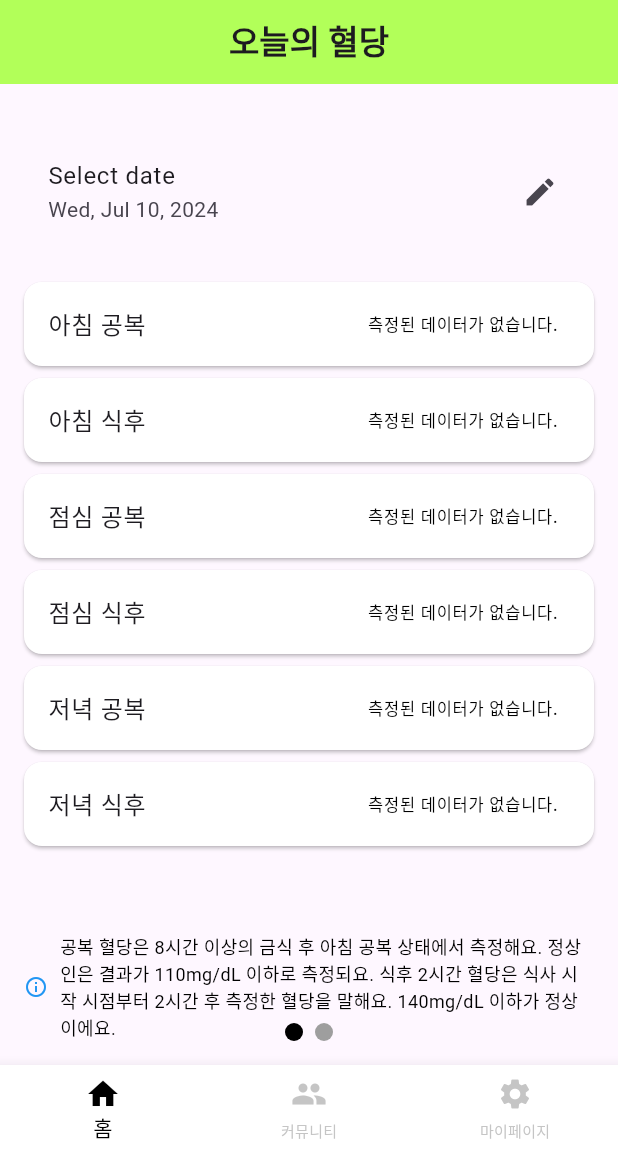
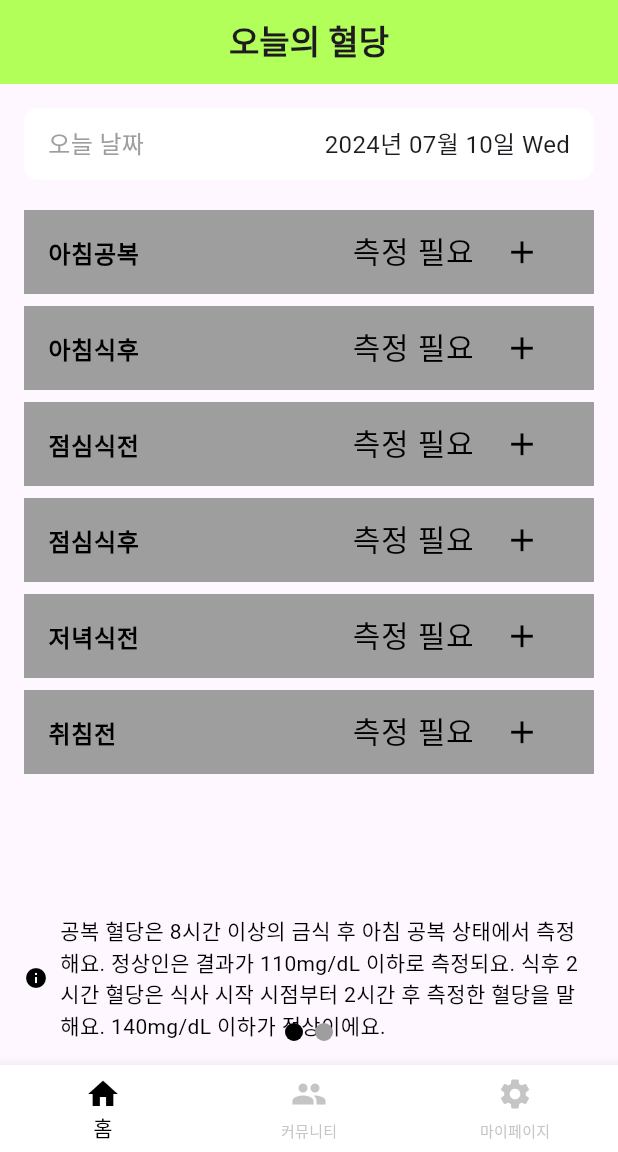
Before and after one commit to dbsgmlduf/sugarnote, a Flutter app: the screen it shows after launch, on a phone screen of 412 x 824 dp, the part 84-1236 px from its top. Run offline on Flutter 3.47's test engine with Material 3 defaults, Android fonts, the phone set to English and light mode, and no system bars; our stand-ins replace get, shared_preferences; network calls fail.

Commit message:
client 혈당 homescreen UI 변경

```diff
--- a/client/lib/detailfeature/bloodsugarpage.dart
+++ b/client/lib/detailfeature/bloodsugarpage.dart
@@ -9,23 +9,16 @@ class BloodSugarPage extends StatefulWidget {
 }
 
 class _BloodSugarPageState extends State<BloodSugarPage> {
-  DateTime selectedDate = DateTime.now();
-  Map<String, int> bloodSugarData = {
-    '아침 공복': -1,
-    '아침 식후': -1,
-    '점심 공복': -1,
-    '점심 식후': -1,
-    '저녁 공복': -1,
-    '저녁 식후': -1,
-  };
+  DateTime today = DateTime.now();
 
-  final Map<String, int> normalRanges = {
-    '아침 공복': 110,
-    '아침 식후': 140,
-    '점심 공복': 110,
-    '점심 식후': 140,
-    '저녁 공복': 110,
-    '저녁 식후': 140,
+  // 더미 데이터
+  Map<String, String?> bloodSugarData = {
+    '아침공복': null,
+    '아침식후': null,
+    '점심식전': null,
+    '점심식후': null,
+    '저녁식전': null,
+    '취침전': null,
   };
 
   @override
@@ -35,8 +28,8 @@ class _BloodSugarPageState extends State<BloodSugarPage> {
   }
 
   Future<void> _fetchBloodSugarData() async {
-    final user_no = 2; // 임시로 저장된 사용자 번호
-    final measure_date = DateFormat('yyyy-MM-dd').format(selectedDate);
+    final user_no = 1; // 임시로 저장된 사용자 번호
+    final measure_date = DateFormat('yyyy-MM-dd').format(today);
 
     try {
       final response = await http.post(
@@ -53,15 +46,15 @@ class _BloodSugarPageState extends State<BloodSugarPage> {
       if (response.statusCode == 200) {
         final data = jsonDecode(response.body);
         if (data['message'] == '1') {
-          final bloodSugarValues = data['blood_sugar'].split(',').map(int.parse).toList();
+          final bloodSugarValues = data['blood_sugar'].split(',');
           setState(() {
             bloodSugarData = {
-              '아침 공복': bloodSugarValues[0],
-              '아침 식후': bloodSugarValues[1],
-              '점심 공복': bloodSugarValues[2],
-              '점심 식후': bloodSugarValues[3],
-              '저녁 공복': bloodSugarValues[4],
-              '저녁 식후': bloodSugarValues[5],
+              '아침공복': bloodSugarValues[0] == '-1' ? null : bloodSugarValues[0],
+              '아침식후': bloodSugarValues[1] == '-1' ? null : bloodSugarValues[1],
+              '점심식전': bloodSugarValues[2] == '-1' ? null : bloodSugarValues[2],
+              '점심식후': bloodSugarValues[3] == '-1' ? null : bloodSugarValues[3],
+              '저녁식전': bloodSugarValues[4] == '-1' ? null : bloodSugarValues[4],
+              '취침전': bloodSugarValues[5] == '-1' ? null : bloodSugarValues[5],
             };
           });
         } else {
@@ -76,8 +69,8 @@ class _BloodSugarPageState extends State<BloodSugarPage> {
   }
 
   Future<void> _submitBloodSugarData(String time, int value) async {
-    final user_no = 2; // 임시로 저장된 사용자 번호
-    final measure_date = DateFormat('yyyy-MM-dd').format(selectedDate);
+    final user_no = 1; // 임시로 저장된 사용자 번호
+    final measure_date = DateFormat('yyyy-MM-dd').format(today);
 
     try {
       final response = await http.post(
@@ -96,7 +89,7 @@ class _BloodSugarPageState extends State<BloodSugarPage> {
         final data = jsonDecode(response.body);
         if (data['message'] == '1') {
           setState(() {
-            bloodSugarData[time] = value;
+            bloodSugarData[time] = value.toString();
           });
         } else {
           print('Failed to submit blood sugar data: ${data['message']}');
@@ -114,46 +107,47 @@ class _BloodSugarPageState extends State<BloodSugarPage> {
     return Padding(
       padding: const EdgeInsets.all(16.0),
       child: Column(
-        children: [
-          SizedBox(height: 20),
-          ListTile(
-            title: Text("Select date"),
-            subtitle: Text(DateFormat.yMMMEd().format(selectedDate)),
-            trailing: Icon(Icons.edit),
-            onTap: _pickDate,
-          ),
-          SizedBox(height: 20),
-          Expanded(
-            child: ListView(
-              children: bloodSugarData.entries.map((entry) {
-                bool isHigh = _isBloodSugarHigh(entry.key, entry.value);
-                return Card(
-                  color: isHigh ? Colors.red : Colors.white,
-                  margin: EdgeInsets.symmetric(vertical: 4.0),
-                  child: ListTile(
-                    title: Text(entry.key),
-                    trailing: Text(
-                      entry.value == -1 ? '측정된 데이터가 없습니다.' : '${entry.value} mg/dL',
-                      style: TextStyle(color: isHigh ? Colors.white : Colors.black),
-                    ),
-                    onTap: entry.value == -1 ? () => _showInputDialog(entry.key) : null,
-                  ),
-                );
-              }).toList(),
+        crossAxisAlignment: CrossAxisAlignment.start,
+        children: <Widget>[
+          Container(
+            decoration: BoxDecoration(
+              color: Colors.white,
+              borderRadius: BorderRadius.circular(10.0),
+            ),
+            padding: EdgeInsets.symmetric(horizontal: 16.0, vertical: 12.0),
+            child: Row(
+              children: <Widget>[
+                Text(
+                  '오늘 날짜',
+                  style: TextStyle(fontSize: 16, color: Colors.grey),
+                ),
+                Spacer(),
+                Text(
+                  DateFormat('yyyy년 MM월 dd일 EEE').format(today),
+                  style: TextStyle(fontSize: 16),
+                ),
+              ],
             ),
           ),
-          SizedBox(height: 20),
+          SizedBox(height: 16.0),
+          ...bloodSugarData.keys.map((time) {
+            final value = bloodSugarData[time];
+            return BloodSugarCard(
+              time: time,
+              value: value ?? '측정 필요',
+              isMeasured: value != null,
+              onAddPressed: () => _showInputDialog(context, time),
+            );
+          }).toList(),
+          Spacer(),
           Row(
             children: [
-              Icon(Icons.info_outline, color: Colors.blue, size: 16),
-              SizedBox(width: 8),
+              Icon(Icons.info, color: Colors.black, size: 16.0),
+              SizedBox(width: 8.0),
               Expanded(
                 child: Text(
-                  "공복 혈당은 8시간 이상의 금식 후 아침 공복 상태에서 측정해요. "
-                      "정상인은 결과가 110mg/dL 이하로 측정되요. "
-                      "식후 2시간 혈당은 식사 시작 시점부터 2시간 후 측정한 혈당을 말해요. "
-                      "140mg/dL 이하가 정상이에요.",
-                  style: TextStyle(color: Colors.black, fontSize: 12),
+                  "공복 혈당은 8시간 이상의 금식 후 아침 공복 상태에서 측정해요. 정상인은 결과가 110mg/dL 이하로 측정되요. 식후 2시간 혈당은 식사 시작 시점부터 2시간 후 측정한 혈당을 말해요. 140mg/dL 이하가 정상이에요.",
+                  style: TextStyle(fontSize: 14, color: Colors.black),
                 ),
               ),
             ],
@@ -163,47 +157,35 @@ class _BloodSugarPageState extends State<BloodSugarPage> {
     );
   }
 
-  Future<void> _pickDate() async {
-    DateTime? picked = await showDatePicker(
+  void _showInputDialog(BuildContext context, String time) {
+    TextEditingController _textFieldController = TextEditingController();
+
+    showDialog(
       context: context,
-      initialDate: selectedDate,
-      firstDate: DateTime(2020),
-      lastDate: DateTime(2100),
-    );
-    if (picked != null && picked != selectedDate) {
-      setState(() {
-        selectedDate = picked;
-        _fetchBloodSugarData();
-      });
-    }
-  }
-
-  Future<void> _showInputDialog(String time) async {
-    int newValue = 0;
-    final TextEditingController controller = TextEditingController();
-
-    return showDialog<void>(
-      context: context,
-      builder: (BuildContext context) {
+      builder: (context) {
         return AlertDialog(
-          title: Text('혈당 입력 ($time)'),
+          title: Text("오늘의 혈당 입력"),
           content: TextField(
-            controller: controller,
+            controller: _textFieldController,
             keyboardType: TextInputType.number,
-            decoration: InputDecoration(hintText: "Enter your blood sugar level"),
+            decoration: InputDecoration(
+              hintText: "혈당기에 적힌 숫자를 적어주세요",
+            ),
           ),
           actions: <Widget>[
             TextButton(
-              child: Text('CANCEL'),
+              child: Text('취소'),
               onPressed: () {
                 Navigator.of(context).pop();
               },
             ),
             TextButton(
-              child: Text('SUBMIT'),
+              child: Text('저장'),
               onPressed: () {
-                newValue = int.parse(controller.text);
-                _submitBloodSugarData(time, newValue);
+                setState(() {
+                  bloodSugarData[time] = _textFieldController.text;
+                });
+                _submitBloodSugarData(time, int.parse(_textFieldController.text));
                 Navigator.of(context).pop();
               },
             ),
@@ -212,11 +194,60 @@ class _BloodSugarPageState extends State<BloodSugarPage> {
       },
     );
   }
+}
 
-  bool _isBloodSugarHigh(String time, int value) {
-    if (value == -1) {
-      return false;
+class BloodSugarCard extends StatelessWidget {
+  final String time;
+  final String value;
+  final bool isMeasured;
+  final VoidCallback? onAddPressed;
+
+  BloodSugarCard({required this.time, required this.value, required this.isMeasured, this.onAddPressed});
+
+  Color _determineColor() {
+    if (isMeasured) {
+      int bloodSugarValue = int.tryParse(value) ?? 0;
+      if ((time == '아침공복' && bloodSugarValue > 110) ||
+          (time != '아침공복' && bloodSugarValue > 140)) {
+        return Colors.red;
+      } else {
+        return Colors.lightBlue;
+      }
+    } else {
+      return Colors.grey;
     }
-    return value > (normalRanges[time] ?? 140);
+  }
+
+  @override
+  Widget build(BuildContext context) {
+    return Container(
+      margin: EdgeInsets.symmetric(vertical: 4.0),
+      color: _determineColor(),
+      child: ListTile(
+        title: Text(
+          time,
+          style: TextStyle(color: Colors.black, fontWeight: FontWeight.bold),
+        ),
+        trailing: isMeasured
+            ? Text(
+          value,
+          style: TextStyle(color: Colors.black, fontSize: 32),
+        )
+            : Row(
+          mainAxisSize: MainAxisSize.min,
+          children: [
+            Text(
+              value,
+              style: TextStyle(color: Colors.black, fontSize: 20),
+            ),
+            SizedBox(width: 8.0),
+            IconButton(
+              icon: Icon(Icons.add, size: 25, color: Colors.black),
+              onPressed: onAddPressed,
+            ),
+          ],
+        ),
+      ),
+    );
   }
 }
```
